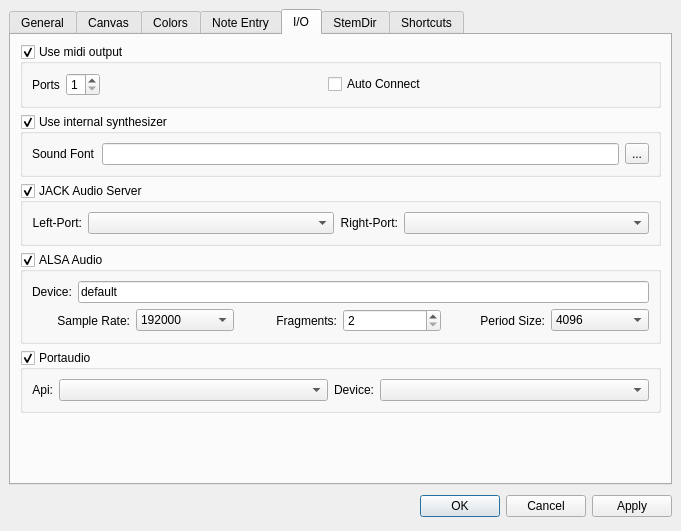
Before: the Qt Designer form mscore/mscore/prefsdialog.ui in musescore/musescore-old, drawn with Qt 5.
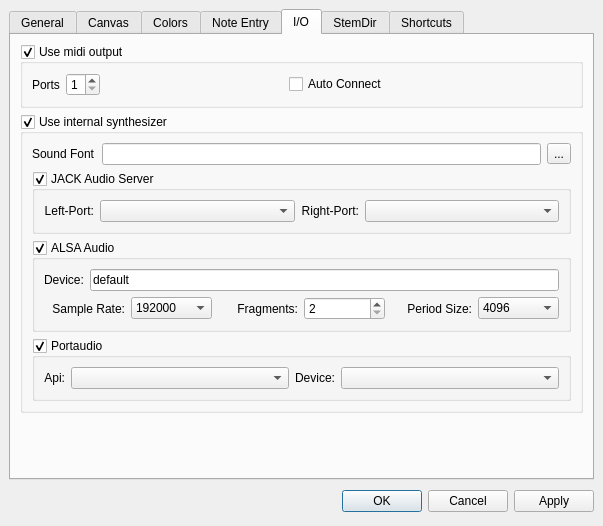
After: the same form once the commit is applied. The open tabs and pages were chosen to show the change. Icons and pictures are not drawn. Custom widgets are drawn as their Qt base class.

Patch:
```diff
--- a/mscore/mscore/prefsdialog.ui
+++ b/mscore/mscore/prefsdialog.ui
@@ -5,8 +5,8 @@
    <rect>
     <x>0</x>
     <y>0</y>
-    <width>681</width>
-    <height>531</height>
+    <width>603</width>
+    <height>526</height>
    </rect>
   </property>
   <property name="windowTitle" >
@@ -996,15 +996,15 @@
          <property name="checkable" >
           <bool>true</bool>
          </property>
-         <layout class="QHBoxLayout" >
-          <item>
+         <layout class="QGridLayout" >
+          <item row="0" column="0" >
            <widget class="QLabel" name="label_22" >
             <property name="text" >
              <string>Ports</string>
             </property>
            </widget>
           </item>
-          <item>
+          <item row="0" column="1" >
            <widget class="QSpinBox" name="midiPorts" >
             <property name="minimum" >
              <number>1</number>
@@ -1017,7 +1017,7 @@
             </property>
            </widget>
           </item>
-          <item>
+          <item row="0" column="2" >
            <spacer>
             <property name="orientation" >
              <enum>Qt::Horizontal</enum>
@@ -1030,14 +1030,14 @@
             </property>
            </spacer>
           </item>
-          <item>
+          <item row="0" column="3" >
            <widget class="QCheckBox" name="midiAutoConnect" >
             <property name="text" >
              <string>Auto Connect</string>
             </property>
            </widget>
           </item>
-          <item>
+          <item row="0" column="4" >
            <spacer>
             <property name="orientation" >
              <enum>Qt::Horizontal</enum>
@@ -1064,6 +1064,8 @@
          <property name="checkable" >
           <bool>true</bool>
          </property>
+         <layout class="QVBoxLayout" >
+          <item>
          <layout class="QHBoxLayout" >
           <item>
            <widget class="QLabel" name="label_8" >
@@ -1089,7 +1091,6 @@
            </widget>
           </item>
          </layout>
-        </widget>
        </item>
        <item>
         <widget class="QGroupBox" name="jackDriver" >
@@ -1366,6 +1367,9 @@
          </layout>
         </widget>
        </item>
+         </layout>
+        </widget>
+       </item>
        <item>
         <spacer>
          <property name="orientation" >
@@ -1373,8 +1377,8 @@
          </property>
          <property name="sizeHint" >
           <size>
-           <width>633</width>
-           <height>31</height>
+           <width>561</width>
+           <height>131</height>
           </size>
          </property>
         </spacer>
```
Lines whose indentation alone changed are shown as unchanged.
